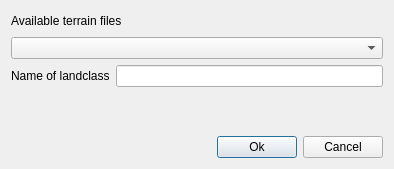
Old version of the form modules/aspect_ui.ui in the repository Chrismarsh/CRHM-tools.
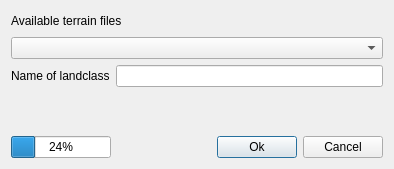
New version of the form.

Commit message: Added progress bar and threading for the modules

Diff of the .ui file:
```diff
--- a/modules/aspect_ui.ui
+++ b/modules/aspect_ui.ui
@@ -77,21 +77,21 @@
    </item>
    <item>
     <layout class="QGridLayout" name="gridLayout_2">
-     <item row="0" column="1">
+     <item row="0" column="2">
       <widget class="QPushButton" name="btnOk">
        <property name="text">
         <string>Ok</string>
        </property>
       </widget>
      </item>
-     <item row="0" column="2">
+     <item row="0" column="3">
       <widget class="QPushButton" name="btnCncl">
        <property name="text">
         <string>Cancel</string>
        </property>
       </widget>
      </item>
-     <item row="0" column="0">
+     <item row="0" column="1">
       <spacer name="horizontalSpacer_2">
        <property name="orientation">
         <enum>Qt::Horizontal</enum>
@@ -104,6 +104,13 @@
        </property>
       </spacer>
      </item>
+     <item row="0" column="0">
+      <widget class="QProgressBar" name="progressBar">
+       <property name="value">
+        <number>24</number>
+       </property>
+      </widget>
+     </item>
     </layout>
    </item>
   </layout>
```
The commit also changes 13 other files.
